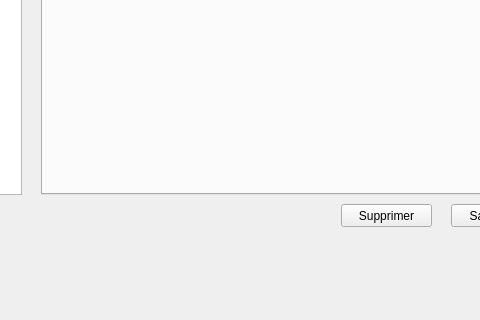
First picture: the form in ProjetPriseDeNote/mainwindow.ui, repository Simobain/MotDit, before the edit; both pictures show x 119 to 599 and y 182 to 502 of the 685 by 502 pixel window.
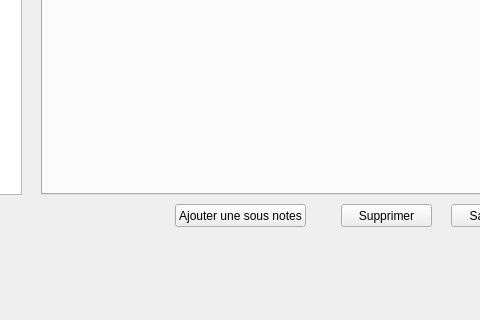
Second picture: the form after the edit.

Patch:
```diff
--- a/ProjetPriseDeNote/mainwindow.ui
+++ b/ProjetPriseDeNote/mainwindow.ui
@@ -99,6 +99,19 @@
      </rect>
     </property>
    </widget>
+   <widget class="QPushButton" name="ajout">
+    <property name="geometry">
+     <rect>
+      <x>294</x>
+      <y>350</y>
+      <width>131</width>
+      <height>23</height>
+     </rect>
+    </property>
+    <property name="text">
+     <string>Ajouter une sous notes</string>
+    </property>
+   </widget>
   </widget>
   <widget class="QMenuBar" name="menuBar">
    <property name="geometry">
```
Left out of the diff: 2 changed lines with no effect on the pictures.
